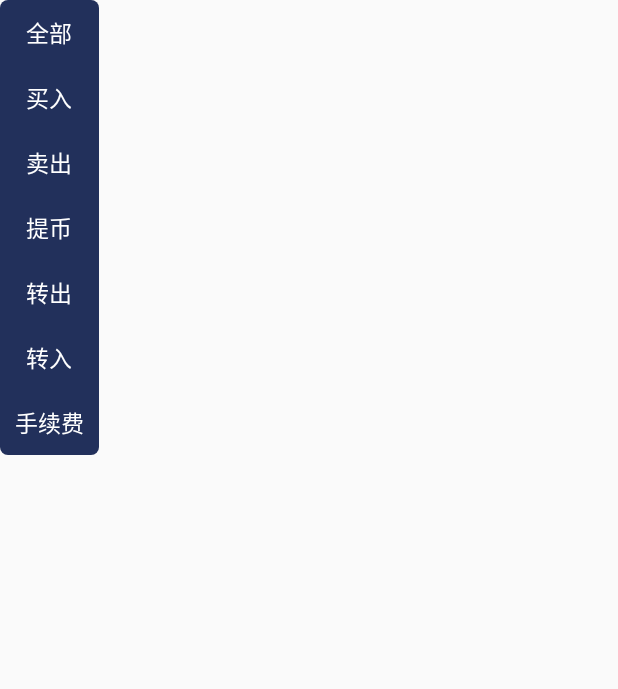
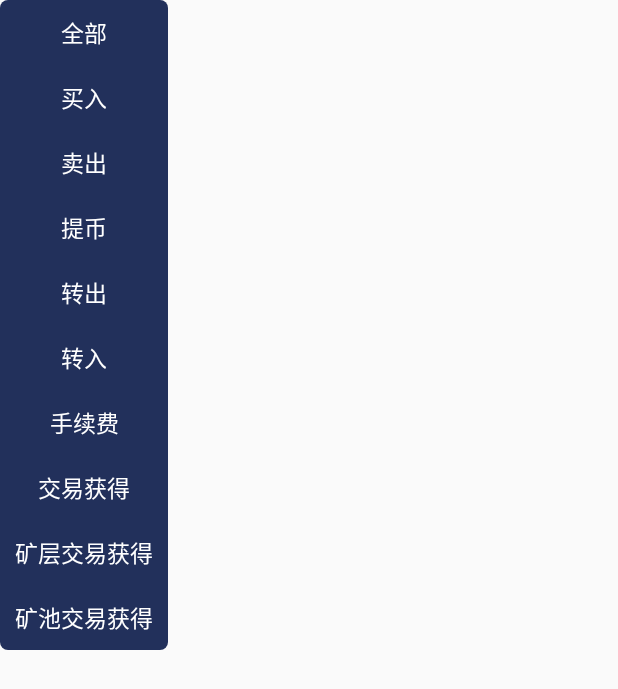
Before and after one commit to liyixaing/DarkTitan, an Android app: the layout dialog_atn_screen.xml on its own in the app's theme, with its tools: preview values and no code run, on a phone screen of 412 x 824 dp. Shown: the top 689 px of the screen. Run offline under Robolectric (Android 15) with nearby library versions, the phone set to English and light mode, and no system bars.

Commit message:
dmt资产添加闪兑功能

```diff
--- a/app/src/main/java/lanjing/com/titan/activity/TItancWaitGetActivity.java
+++ b/app/src/main/java/lanjing/com/titan/activity/TItancWaitGetActivity.java
@@ -133,7 +133,8 @@ public class TItancWaitGetActivity extends MvpActivity<WalletDetailContact.Walle
                 break;
             case R.id.withdraw_c_btn://闪兑
                 Intent exchange = new Intent(context, ExchangeActivity.class);
-                exchange.putExtra("num", "0");
+                exchange.putExtra("num", "TRHC");
+                exchange.putExtra("coin", coin);
                 startActivity(exchange);
                 break;
             case R.id.exchange_btn://转出
--- a/app/src/main/res/layout/activity_exchange.xml
+++ b/app/src/main/res/layout/activity_exchange.xml
@@ -13,7 +13,7 @@
         android:background="@color/darkhome"
         app:ivLeftPic="@mipmap/icon_page_return_white"
         app:titleTextColor="@color/white"
-        app:tvTitleText="@string/exchange_titanc" />
+        app:tvTitleText="@string/flash_exchange" />
 
     <LinearLayout
         android:layout_width="match_parent"
@@ -91,12 +91,14 @@
             android:orientation="vertical">
 
             <ImageView
+                android:id="@+id/im_iconimageView"
                 android:layout_width="40dp"
                 android:layout_height="40dp"
                 android:tint="#8D9BC5"
                 android:src="@mipmap/ic_title_rhea" />
 
             <TextView
+                android:id="@+id/tv_yuancoin"
                 android:layout_width="wrap_content"
                 android:layout_height="wrap_content"
                 android:layout_marginTop="10dp"
--- a/app/src/main/res/layout/dialog_atn_screen.xml
+++ b/app/src/main/res/layout/dialog_atn_screen.xml
@@ -49,6 +49,7 @@
         android:text="@string/withdraw_c"
         android:textColor="@color/white"
         android:textSize="@dimen/sp_15" />
+
     <TextView
         android:id="@+id/tv_turn_out"
         android:layout_width="match_parent"
@@ -59,6 +60,7 @@
         android:text="@string/turn_out"
         android:textColor="@color/white"
         android:textSize="@dimen/sp_15" />
+
     <TextView
         android:id="@+id/tv_turn_put"
         android:layout_width="match_parent"
@@ -69,6 +71,7 @@
         android:text="@string/turn_put"
         android:textColor="@color/white"
         android:textSize="@dimen/sp_15" />
+
     <TextView
         android:id="@+id/tv_service_fee"
         android:layout_width="match_parent"
@@ -80,4 +83,38 @@
         android:textColor="@color/white"
         android:textSize="@dimen/sp_15" />
 
+    <TextView
+        android:id="@+id/tv_deal_get"
+        android:layout_width="match_parent"
+        android:layout_height="wrap_content"
+        android:foreground="@drawable/bg_white"
+        android:gravity="center"
+        android:padding="@dimen/dp_10"
+        android:text="@string/trade_get"
+        android:textColor="@color/white"
+        android:textSize="@dimen/sp_15" />
+
+    <TextView
+        android:id="@+id/tv_service_get"
+        android:layout_width="match_parent"
+        android:layout_height="wrap_content"
+        android:foreground="@drawable/bg_white"
+        android:gravity="center"
+        android:padding="@dimen/dp_10"
+        android:text="@string/direct_push_trade_gains"
+        android:textColor="@color/white"
+        android:textSize="@dimen/sp_15" />
+
+    <TextView
+        android:id="@+id/tv_pool_get"
+        android:layout_width="match_parent"
+        android:layout_height="wrap_content"
+        android:foreground="@drawable/bg_white"
+        android:gravity="center"
+        android:padding="@dimen/dp_10"
+        android:text="@string/rank_trading_weight"
+        android:textColor="@color/white"
+        android:textSize="@dimen/sp_15" />
+
+
 </LinearLayout>
--- a/app/src/main/res/values/strings.xml
+++ b/app/src/main/res/values/strings.xml
@@ -494,7 +494,7 @@
     <string name="balance_all">全部闪兑</string>
     <string name="exchange_rate">汇率</string>
     <string name="details">详情</string>
-    <string name="balance_log">温馨提示：闪兑确认后将以实际价格进行闪兑TRHC数量</string>
+    <string name="balance_log">温馨提示：闪兑确认后将以实际价格进行闪兑数量</string>
     <string name="Transaction_Price_titan">成交时TRH单价</string>
     <string name="getbar">获得BAR数量</string>
     <string name="Transaction_Price_bar">成交时BAR单价</string>
--- a/baselibray/src/main/java/com/lxh/baselibray/net/ServiceGenerator.java
+++ b/baselibray/src/main/java/com/lxh/baselibray/net/ServiceGenerator.java
@@ -11,8 +11,8 @@ public class ServiceGenerator {
     /**
      * 正式上线  泰瑞亚  记得修改版本号和服务器地址
      */
-    public static final String BASE_URL = "http://app.trh.bar:80";//正式服
-//    public static final String BASE_URL = "http://120.79.169.58:8881";//阿里测试服
+//    public static final String BASE_URL = "http://app.trh.bar:80";//正式服
+    public static final String BASE_URL = "http://120.79.169.58:8881";//阿里测试服
 //    public static final String BASE_URL = "http://192.168.31.136:9999";//本地测试服
 
     public static <T> T createService(Class<T> serviceClass) {
```
Also changed, not shown: app/src/main/java/lanjing/com/titan/activity/AssetTITANActivity.java (+25 -3 lines), app/src/main/java/lanjing/com/titan/activity/ExchangeActivity.java (+26 -4 lines), 1 other file.
